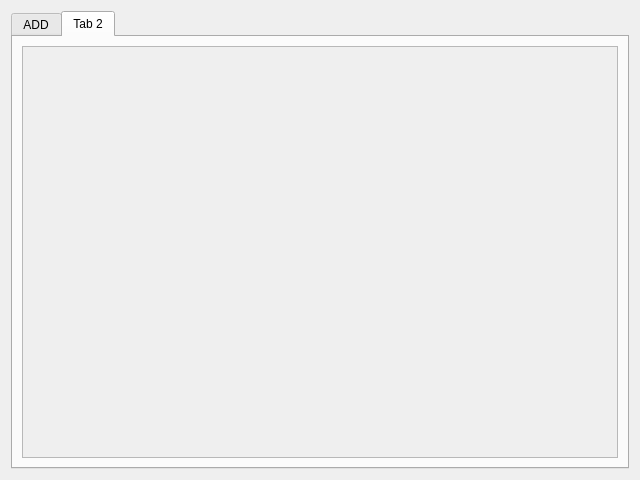
Above: widgets/store.ui from abdulroufsidhu/bms before the change. Below: the same form after it.
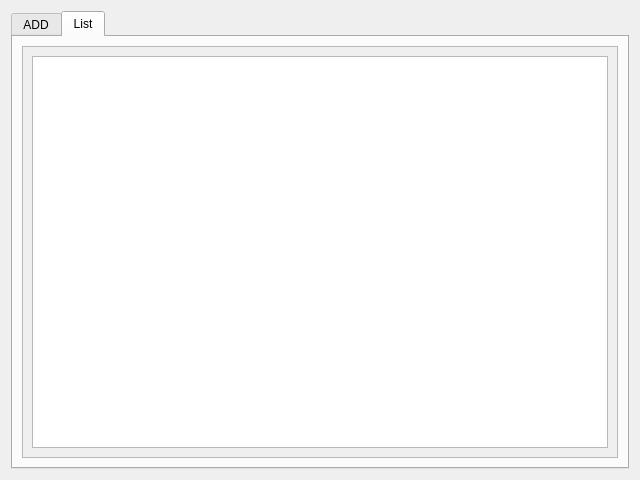
That is the form after the change. The open tabs and pages were chosen to show the change. Icons and pictures are not drawn.

Diff of the .ui file:
```diff
--- a/widgets/store.ui
+++ b/widgets/store.ui
@@ -215,7 +215,7 @@
      </widget>
      <widget class="QWidget" name="tab_2">
       <attribute name="title">
-       <string>Tab 2</string>
+       <string>List</string>
       </attribute>
       <layout class="QGridLayout" name="gridLayout_4">
        <item row="0" column="0">
@@ -232,6 +232,11 @@
             <height>408</height>
            </rect>
           </property>
+          <layout class="QGridLayout" name="gridLayout_5">
+           <item row="0" column="0">
+            <widget class="QListWidget" name="lw_items"/>
+           </item>
+          </layout>
          </widget>
         </widget>
        </item>
```
Left out of the diff: 4 changed lines with no effect on the pictures.
